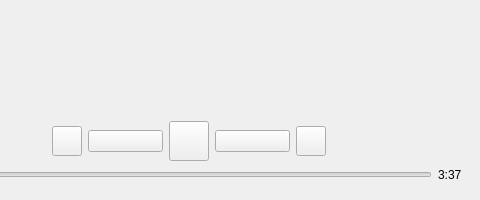
Before: the Qt Designer form ui/TransportWidget.ui in nichilum/nimamp, drawn with Qt 5; both pictures show x 208 to 688 and y 0 to 200 of the 688 by 200 pixel window.
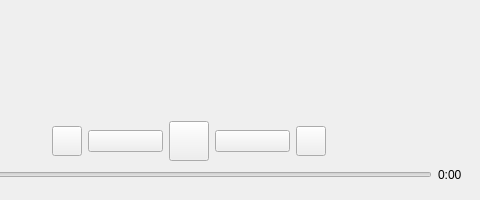
After: the same form once the commit is applied. Icons and pictures are not drawn.

Commit message: change default text

```diff
--- a/ui/TransportWidget.ui
+++ b/ui/TransportWidget.ui
@@ -296,7 +296,7 @@
            <item>
             <widget class="QLabel" name="transportdurationLabel">
              <property name="text">
-              <string>3:37</string>
+              <string>0:00</string>
              </property>
             </widget>
            </item>
```
